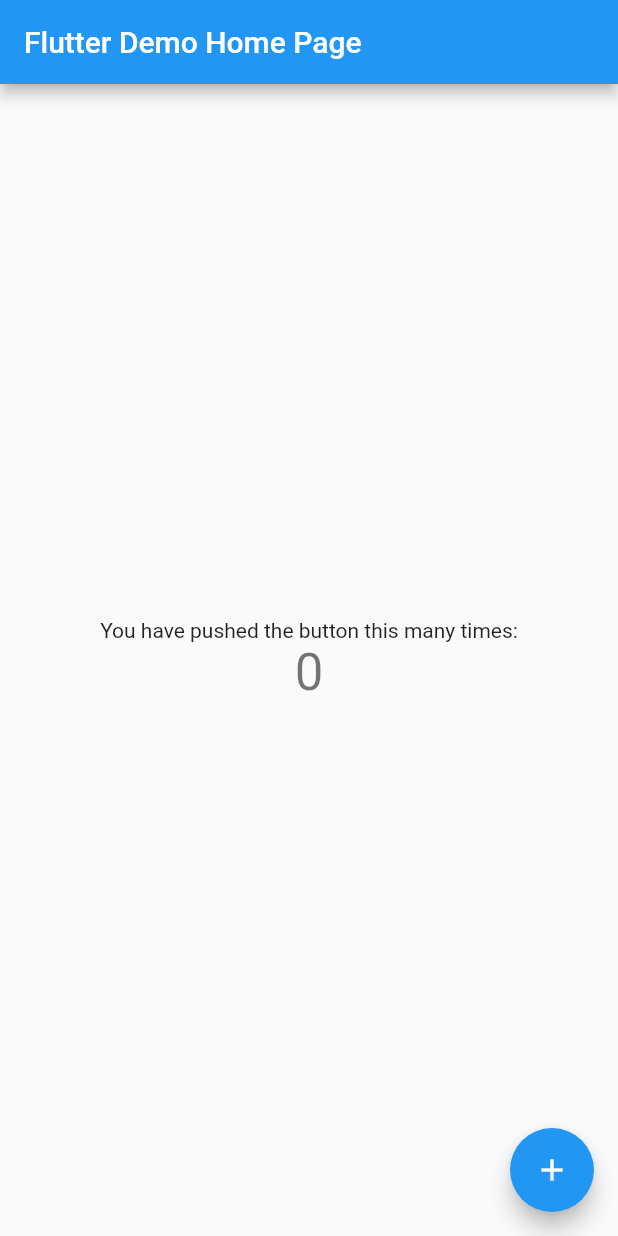
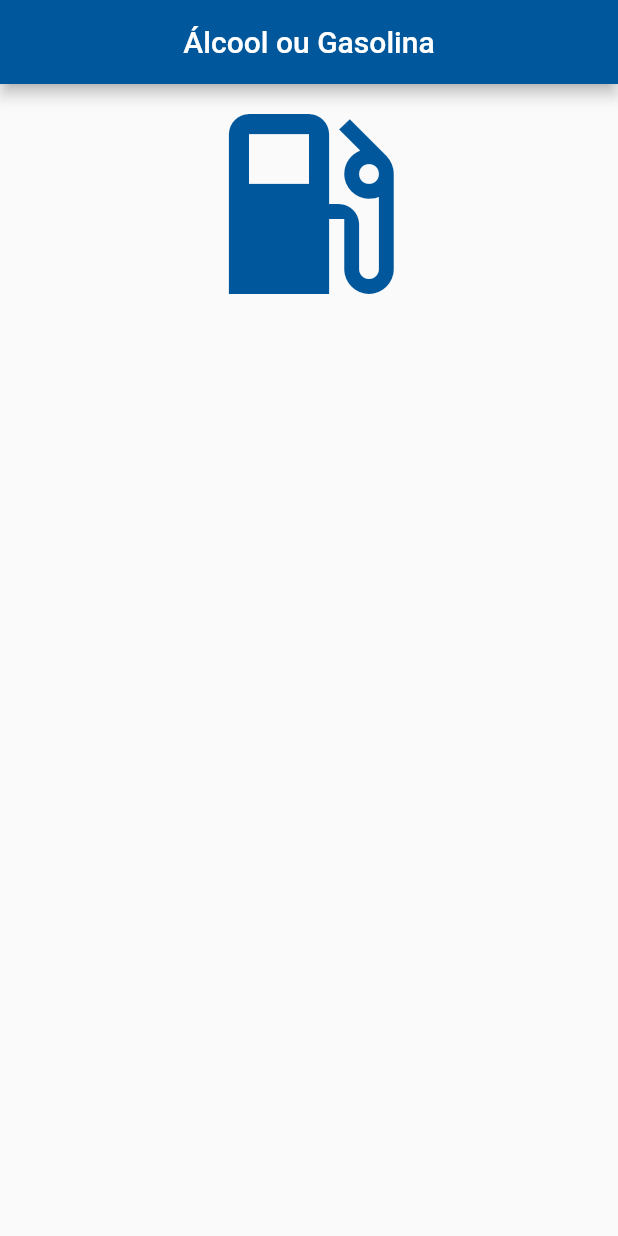
Before and after one commit to agbarros0/2021-1_quinta_noite, a Flutter app: the screen it shows after launch, on a phone screen of 412 x 824 dp. Run offline on Flutter 3.47's test engine with Material 2 defaults, Android fonts, the phone set to English and light mode, and no system bars.

Commit message:
Update main.dart

```diff
--- a/alcool_gasolina/lib/main.dart
+++ b/alcool_gasolina/lib/main.dart
@@ -1,113 +1,45 @@
 import 'package:flutter/material.dart';
 
 void main() {
-  runApp(MyApp());
+  runApp(MaterialApp(
+    home: Home(),
+    debugShowCheckedModeBanner: false,
+  ));
 }
 
-class MyApp extends StatelessWidget {
-  // This widget is the root of your application.
+class Home extends StatefulWidget {
+  @override
+  _HomeState createState() => _HomeState();
+}
+
+class _HomeState extends State<Home> {
   @override
   Widget build(BuildContext context) {
-    return MaterialApp(
-      title: 'Flutter Demo',
-      theme: ThemeData(
-        // This is the theme of your application.
-        //
-        // Try running your application with "flutter run". You'll see the
-        // application has a blue toolbar. Then, without quitting the app, try
-        // changing the primarySwatch below to Colors.green and then invoke
-        // "hot reload" (press "r" in the console where you ran "flutter run",
-        // or simply save your changes to "hot reload" in a Flutter IDE).
-        // Notice that the counter didn't reset back to zero; the application
-        // is not restarted.
-        primarySwatch: Colors.blue,
+    return Scaffold(
+      appBar: AppBar(
+        title: Text(
+          "Álcool ou Gasolina",
+          style: TextStyle(color: Colors.white),
+        ),
+        centerTitle: true,
+        backgroundColor: Colors.lightBlue[900],
       ),
-      home: MyHomePage(title: 'Flutter Demo Home Page'),
+      body: SingleChildScrollView(
+        padding: EdgeInsets.fromLTRB(10.0, 0, 10.0, 0),
+        child: Form(
+          child: Column(
+            crossAxisAlignment: CrossAxisAlignment.stretch,
+            children: [
+              Icon(
+                Icons.local_gas_station,
+                size: 160.0,
+                color: Colors.lightBlue[900],
+              )
+              //PARAMOS AQUI
+            ],
+          ),
+        ),
+      ),
     );
   }
 }
-
-class MyHomePage extends StatefulWidget {
-  MyHomePage({Key key, this.title}) : super(key: key);
-
-  // This widget is the home page of your application. It is stateful, meaning
-  // that it has a State object (defined below) that contains fields that affect
-  // how it looks.
-
-  // This class is the configuration for the state. It holds the values (in this
-  // case the title) provided by the parent (in this case the App widget) and
-  // used by the build method of the State. Fields in a Widget subclass are
-  // always marked "final".
-
-  final String title;
-
-  @override
-  _MyHomePageState createState() => _MyHomePageState();
-}
-
-class _MyHomePageState extends State<MyHomePage> {
-  int _counter = 0;
-
-  void _incrementCounter() {
-    setState(() {
-      // This call to setState tells the Flutter framework that something has
-      // changed in this State, which causes it to rerun the build method below
-      // so that the display can reflect the updated values. If we changed
-      // _counter without calling setState(), then the build method would not be
-      // called again, and so nothing would appear to happen.
-      _counter++;
-    });
-  }
-
-  @override
-  Widget build(BuildContext context) {
-    // This method is rerun every time setState is called, for instance as done
-    // by the _incrementCounter method above.
-    //
-    // The Flutter framework has been optimized to make rerunning build methods
-    // fast, so that you can just rebuild anything that needs updating rather
-    // than having to individually change instances of widgets.
-    return Scaffold(
-      appBar: AppBar(
-        // Here we take the value from the MyHomePage object that was created by
-        // the App.build method, and use it to set our appbar title.
-        title: Text(widget.title),
-      ),
-      body: Center(
-        // Center is a layout widget. It takes a single child and positions it
-        // in the middle of the parent.
-        child: Column(
-          // Column is also a layout widget. It takes a list of children and
-          // arranges them vertically. By default, it sizes itself to fit its
-          // children horizontally, and tries to be as tall as its parent.
-          //
-          // Invoke "debug painting" (press "p" in the console, choose the
-          // "Toggle Debug Paint" action from the Flutter Inspector in Android
-          // Studio, or the "Toggle Debug Paint" command in Visual Studio Code)
-          // to see the wireframe for each widget.
-          //
-          // Column has various properties to control how it sizes itself and
-          // how it positions its children. Here we use mainAxisAlignment to
-          // center the children vertically; the main axis here is the vertical
-          // axis because Columns are vertical (the cross axis would be
-          // horizontal).
-          mainAxisAlignment: MainAxisAlignment.center,
-          children: <Widget>[
-            Text(
-              'You have pushed the button this many times:',
-            ),
-            Text(
-              '$_counter',
-              style: Theme.of(context).textTheme.headline4,
-            ),
-          ],
-        ),
-      ),
-      floatingActionButton: FloatingActionButton(
-        onPressed: _incrementCounter,
-        tooltip: 'Increment',
-        child: Icon(Icons.add),
-      ), // This trailing comma makes auto-formatting nicer for build methods.
-    );
-  }
-}
```
